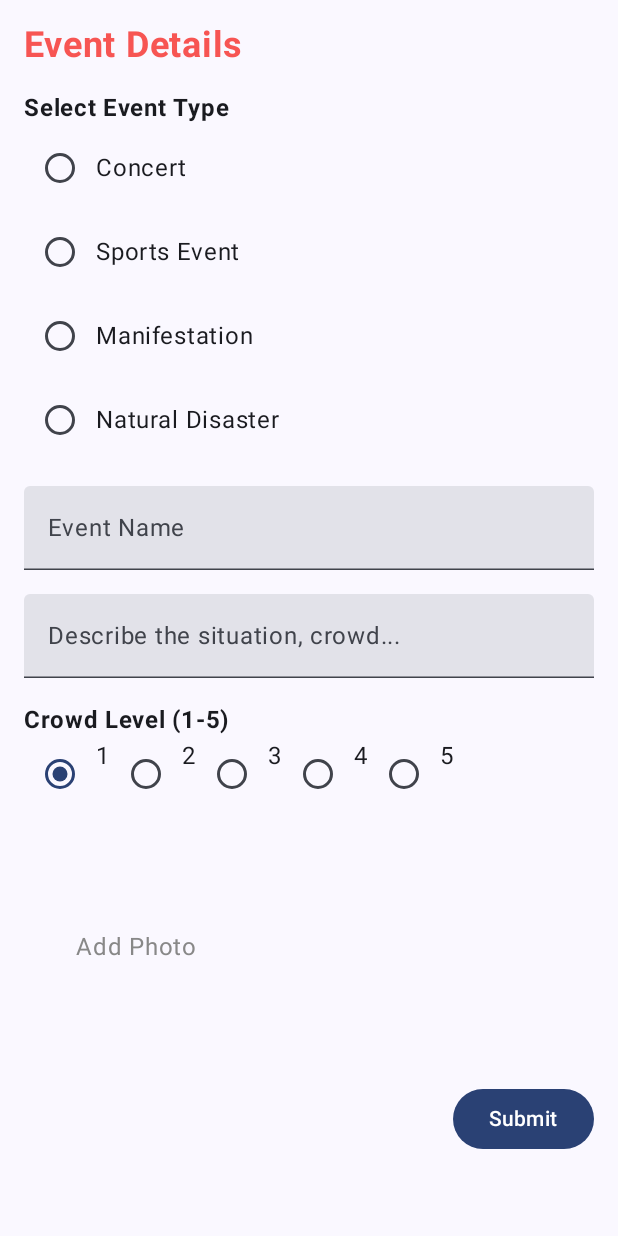
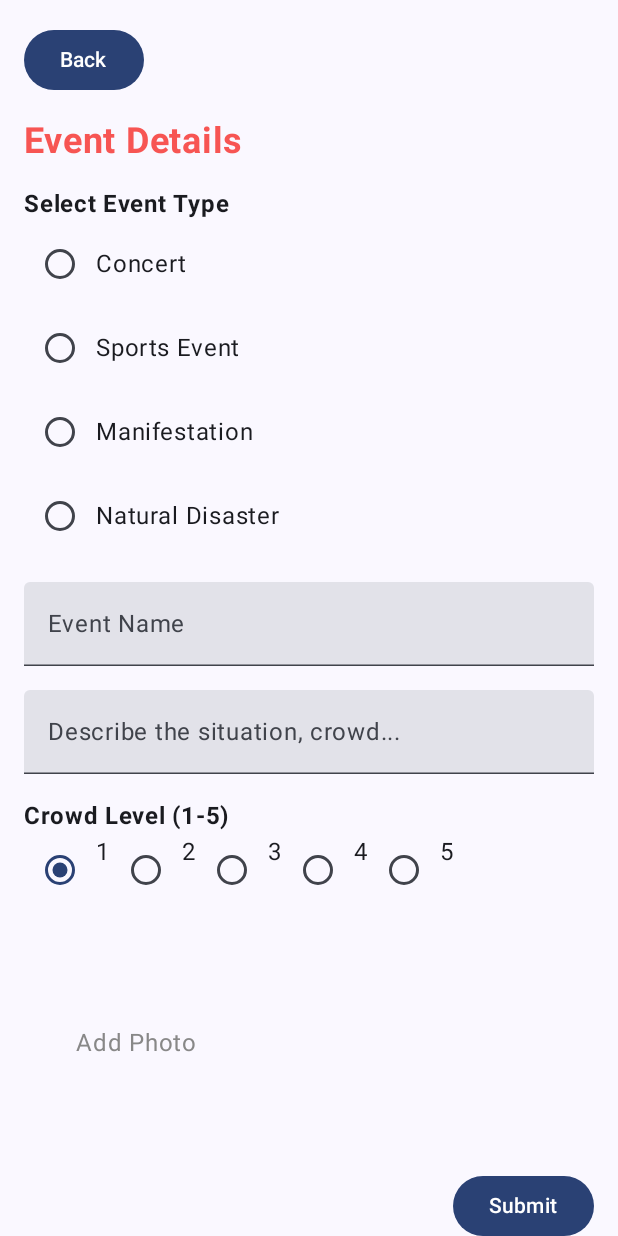
Before and after one commit to Kristinna2/MobilnaAplikacija, an Android app built with Jetpack Compose: the EventDetailsPage screen opened through its navigation route, on a phone screen of 412 x 824 dp. Run offline under Robolectric (Android 15) with nearby library versions, the phone set to English and light mode, and no system bars; our stand-ins replace Firebase (no records; nobody signed in at launch, a user with empty details on screens opened directly), livedata-compose.

Commit message:
event sa lokacijom

```diff
--- a/App1/app/src/main/java/com/example/app1/Event.kt
+++ b/App1/app/src/main/java/com/example/app1/Event.kt
@@ -12,8 +12,6 @@ data class Event(
     val description: String? = null, // Nullable, as it won't be used for Natural Disasters
     val crowdLevel: Int? = null, // Nullable, as it won't be used for Natural Disasters
     val mainImage: String? = null, // Nullable, as the image might not be selected
-
-
-val galleryImages: List<String> = emptyList(),
+        val galleryImages: List<String> = emptyList(),
     val location: GeoPoint = GeoPoint(0.0, 0.0)
 )
--- a/App1/app/src/main/java/com/example/app1/EventRepository.kt
+++ b/App1/app/src/main/java/com/example/app1/EventRepository.kt
@@ -1,4 +1,7 @@
 package com.example.app1
+
+import android.net.Uri
+import com.google.android.gms.maps.model.LatLng
 
 
 interface EventRepository {
@@ -7,11 +10,11 @@ interface EventRepository {
     suspend fun saveEventData(
         description: String,
         crowd: Int,
-       // mainImage: Uri,
+        mainImage: Uri,
         eventName: String,
         eventType: String,
-        //galleryImages: List<Uri>,
-       // location: LatLng
+        galleryImages: List<Uri>,
+       location: LatLng
     ): Resource<String>
 
     suspend fun getUserEvent(
--- a/App1/app/src/main/java/com/example/app1/EventRepositoryImplementation.kt
+++ b/App1/app/src/main/java/com/example/app1/EventRepositoryImplementation.kt
@@ -2,9 +2,12 @@ package com.example.app1
 
 
 
+import android.net.Uri
 import com.example.aquaspot.model.service.StorageService
+import com.google.android.gms.maps.model.LatLng
 import com.google.firebase.auth.FirebaseAuth
 import com.google.firebase.firestore.FirebaseFirestore
+import com.google.firebase.firestore.GeoPoint
 import com.google.firebase.storage.FirebaseStorage
 import kotlinx.coroutines.tasks.await
 
@@ -19,9 +22,9 @@ class EventRepositoryImplementation : EventRepository {
 
     override suspend fun getAllEvents(): Resource<List<Event>> {
         return try{
-            val snapshot = firestoreInstance.collection("beaches").get().await()
-            val beaches = snapshot.toObjects(Event::class.java)
-            Resource.Success(beaches)
+            val snapshot = firestoreInstance.collection("events").get().await()
+            val events = snapshot.toObjects(Event::class.java)
+            Resource.Success(events)
         }catch (e: Exception){
             e.printStackTrace()
             Resource.Failure(e)
@@ -31,35 +34,35 @@ class EventRepositoryImplementation : EventRepository {
     override suspend fun saveEventData(
         description: String,
         crowd: Int,
-      //  mainImage: Uri,
+        mainImage: Uri,
         eventName: String,
         eventType: String,
-      //  galleryImages: List<Uri>,
-      //  location: LatLng
+       galleryImages: List<Uri>,
+      location: LatLng
     ): Resource<String> {
         return try{
             val currentUser = firebaseAuth.currentUser
             if(currentUser!=null){
-              // val mainImageUrl = storageService.uploadEventMainImage(mainImage)
-             //   val galleryImagesUrls = storageService.uploadEventGalleryImages(galleryImages)
-              //  val geoLocation = GeoPoint(
-               //     location.latitude,
-              //      location.longitude
-              //  )
+               val mainImageUrl = storageService.uploadEventMainImage(mainImage)
+               val galleryImagesUrls = storageService.uploadEventGalleryImages(galleryImages)
+              val geoLocation = GeoPoint(
+                  location.latitude,
+                  location.longitude
+               )
                 val event = Event(
                     userId = currentUser.uid,
                     description = description,
                     crowdLevel = crowd,
                     eventName = eventName,
                     eventType = eventType,
-                   // mainImage = mainImageUrl,
-                 //   galleryImages = galleryImagesUrls,
-                  //  location = geoLocation
+                    mainImage = mainImageUrl,
+                    galleryImages = galleryImagesUrls,
+                    location = geoLocation
                 )
                 databaseService.saveEventData(event)
                // databaseService.addPoints(currentUser.uid, 5)
             }
-            Resource.Success("Uspesno sačuvani svi podaci o plaži")
+            Resource.Success("Uspesno sačuvani svi podaci o dogadjaju")
         }catch (e: Exception){
             e.printStackTrace()
             Resource.Failure(e)
@@ -72,8 +75,8 @@ class EventRepositoryImplementation : EventRepository {
                 .whereEqualTo("userId", uid)
                 .get()
                 .await()
-            val beaches = snapshot.toObjects(Event::class.java)
-            Resource.Success(beaches)
+            val events = snapshot.toObjects(Event::class.java)
+            Resource.Success(events)
         } catch (e: Exception) {
             e.printStackTrace()
             Resource.Failure(e)
--- a/App1/app/src/main/java/com/example/app1/MyAppNav.kt
+++ b/App1/app/src/main/java/com/example/app1/MyAppNav.kt
@@ -2,10 +2,13 @@ package com.example.app1
 
 
 import androidx.compose.runtime.Composable
+import androidx.compose.runtime.mutableStateOf
+import androidx.compose.runtime.remember
 import androidx.compose.ui.Modifier
 import androidx.navigation.compose.NavHost
 import androidx.navigation.compose.composable
 import androidx.navigation.compose.rememberNavController
+import com.google.android.gms.maps.model.LatLng
 import pages.EventDetailsPage
 import pages.HomePage
 import pages.LocationServicePage
@@ -17,6 +20,7 @@ import pages.UsersPage
 @Composable
 fun MyAppNavigation(modifier: Modifier = Modifier,authViewModel: AuthViewModel) {
     val navController = rememberNavController()
+    //val location = remember { mutableStateOf<LatLng?>(null) }  // Koristimo remember za pamćenje lokacije
 
     NavHost(navController = navController, startDestination = "login", builder = {
         composable("login"){
--- a/App1/app/src/main/java/pages/AddEventDetailsPage.kt
+++ b/App1/app/src/main/java/pages/AddEventDetailsPage.kt
@@ -15,12 +15,15 @@ import androidx.compose.foundation.layout.fillMaxWidth
 import androidx.compose.foundation.layout.height
 import androidx.compose.foundation.layout.padding
 import androidx.compose.foundation.layout.size
+import androidx.compose.foundation.rememberScrollState
+import androidx.compose.foundation.verticalScroll
 import androidx.compose.material3.Button
 import androidx.compose.material3.CircularProgressIndicator
 import androidx.compose.material3.RadioButton
 import androidx.compose.material3.Text
 import androidx.compose.material3.TextField
 import androidx.compose.runtime.Composable
+import androidx.compose.runtime.LaunchedEffect
 import androidx.compose.runtime.collectAsState
 import androidx.compose.runtime.getValue
 import androidx.compose.runtime.mutableStateOf
@@ -40,10 +43,14 @@ import androidx.navigation.NavController
 import coil.compose.rememberAsyncImagePainter
 import com.example.app1.EventViewModel
 import com.example.app1.Resource
+import com.google.android.gms.maps.model.LatLng
 
 @Composable
 fun EventDetailsPage(navController: NavController) {
     val eventViewModel: EventViewModel = viewModel()
+  //  val location: MutableState<LatLng?>
+
+
     val eventTypes = listOf("Concert", "Sports Event", "Manifestation", "Natural Disaster")
     var selectedEventType by remember { mutableStateOf("") }
     val eventName = remember { mutableStateOf(TextFieldValue("")) }
@@ -53,6 +60,7 @@ fun EventDetailsPage(navController: NavController) {
     val buttonIsLoading = remember { mutableStateOf(false) }
     val showedAlert = remember { mutableStateOf(false) }
     val eventFlow = eventViewModel?.eventFlow?.collectAsState(initial = null)?.value
+    var galleryImages by remember { mutableStateOf<List<Uri>>(emptyList()) }
 
     // Photo picker launcher
     val launcher = rememberLauncherForActivityResult(
@@ -60,12 +68,27 @@ fun EventDetailsPage(navController: NavController) {
     ) { uri: Uri? ->
         imageUri = uri
     }
+    val location = remember { mutableStateOf<LatLng?>(null) }
+    val savedStateHandle = navController.previousBackStackEntry?.savedStateHandle
+
+    // Preuzimanje vrednosti iz SavedStateHandle-a
+    LaunchedEffect(Unit) {
+        val receivedLocation = savedStateHandle?.get<LatLng>("location")
+        location.value = receivedLocation
+    }
+    val scrollState = rememberScrollState()
 
     Column(
         modifier = Modifier
-            .fillMaxSize()
+            .verticalScroll(scrollState)
             .padding(16.dp)
     ) {
+        Button(
+            onClick = { navController.navigateUp() }, // Navigira unazad
+            modifier = Modifier.padding(bottom = 16.dp).align(Alignment.Start)
+        ) {
+            Text(text = "Back")
+        }
         Text(
             text = "Event Details",
             fontSize = 24.sp,
@@ -151,7 +174,7 @@ fun EventDetailsPage(navController: NavController) {
             }
         }
 
-        Spacer(modifier = Modifier.height(16.dp))
+        Spacer(modifier = Modifier.height(10.dp))
 
         // Submit Button
         Button(
@@ -163,6 +186,9 @@ fun EventDetailsPage(navController: NavController) {
                     eventType = selectedEventType,
                     description = additionalDetails.value.text,
                     crowd = crowdLevel.value,
+                    mainImage = imageUri!!,
+                    galleryImages = emptyList(),
+                   location =location.value
 
                 )
             },
@@ -173,6 +199,9 @@ fun EventDetailsPage(navController: NavController) {
             } else {
                 Text(text = "Submit")
             }
+
+            Spacer(modifier = Modifier.height(8.dp)) // Opcionalno, ako želite dodatni razmak
+
         }
 
         eventFlow?.let {
--- a/App1/app/src/main/java/pages/HomePage.kt
+++ b/App1/app/src/main/java/pages/HomePage.kt
@@ -265,7 +265,11 @@ fun HomePage(modifier: Modifier = Modifier, navController: NavController, authVi
 
                 Button(
                     onClick = {
-                        navController.navigate("event_details")
+                        val location = currentLocation.value
+                        if (location != null) {
+                            navController.currentBackStackEntry?.savedStateHandle?.set("location", location)
+                            navController.navigate("event_details")
+                        }
                     },
                     modifier = Modifier
                         .weight(1f)
```
Also changed, not shown: App1/app/src/main/java/com/example/app1/EventViewModel.kt (+10 -8 lines).
